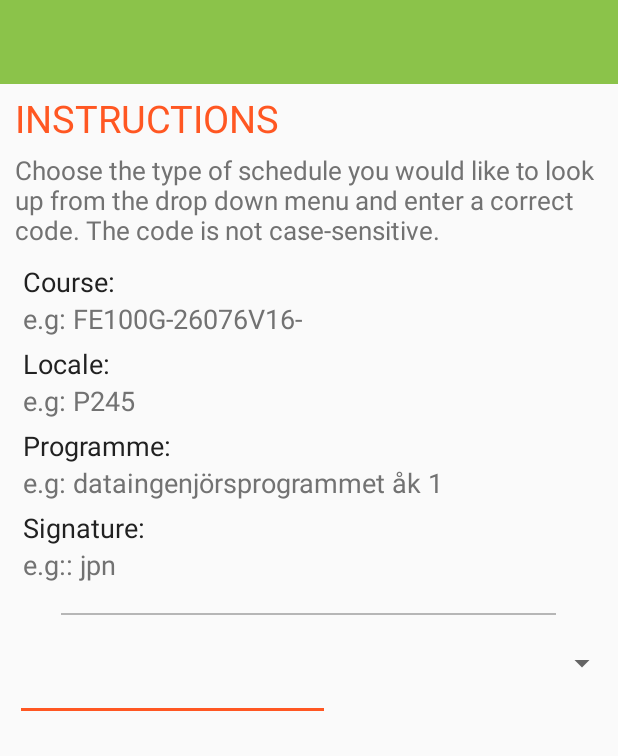
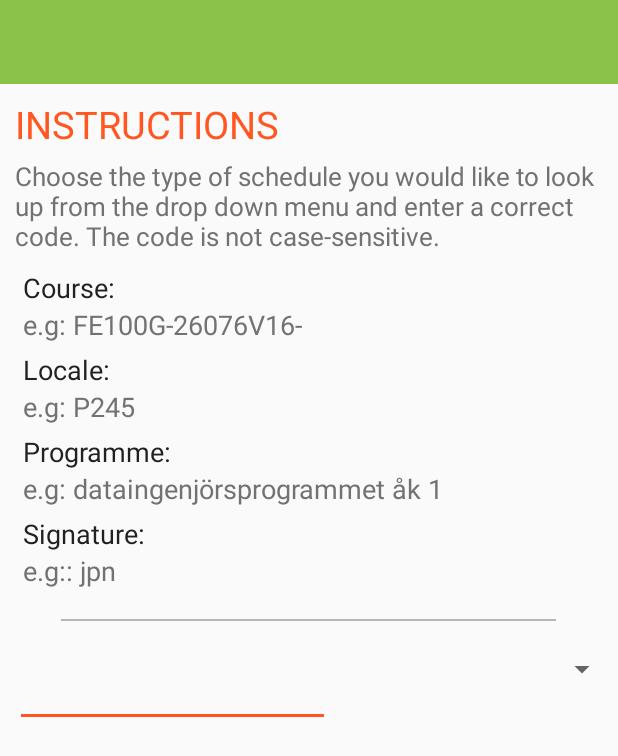
Before and after one commit to orbh/Anagenda, an Android app: the layout searchactivity_layout.xml on its own in the app's theme, with its tools: preview values and no code run, on a phone screen of 412 x 824 dp. Shown: the top 756 px of the screen. Run offline under Robolectric (Android 15) with nearby library versions, the phone set to English and light mode, and no system bars.

```diff
--- a/app/src/main/res/layout/searchactivity_layout.xml
+++ b/app/src/main/res/layout/searchactivity_layout.xml
@@ -5,7 +5,6 @@
     android:layout_height="match_parent">
 
     <include
-        android:id="@+id/search_toolbar"
         layout="@layout/toolbar_layout"
         android:layout_width="match_parent"
         android:layout_height="wrap_content">
@@ -13,8 +12,7 @@
 
     <TextView
         android:id="@+id/search_title"
-        android:layout_below="@id/search_toolbar"
-        android:layout_marginTop="5dp"
+        android:layout_marginTop="65dp"
         android:layout_marginStart="10dp"
         android:layout_width="wrap_content"
         android:layout_height="wrap_content"
@@ -134,14 +132,13 @@
 
     <EditText
         android:id="@+id/search_schedule"
-        android:layout_width="wrap_content"
+        android:layout_width="210dp"
         android:layout_height="wrap_content"
         android:layout_marginStart="10dp"
         android:layout_marginTop="5dp"
         android:inputType="text"
         android:imeOptions="actionSearch"
-        android:layout_below="@id/search_break"
-        android:minWidth="210dp" />
+        android:layout_below="@id/search_break" />
 
     <Spinner
         android:id="@+id/spinner"
```
Also changed, not shown: app/src/main/java/myschedule/myschedule/Activities/SearchActivity.java (+5 -4 lines).
